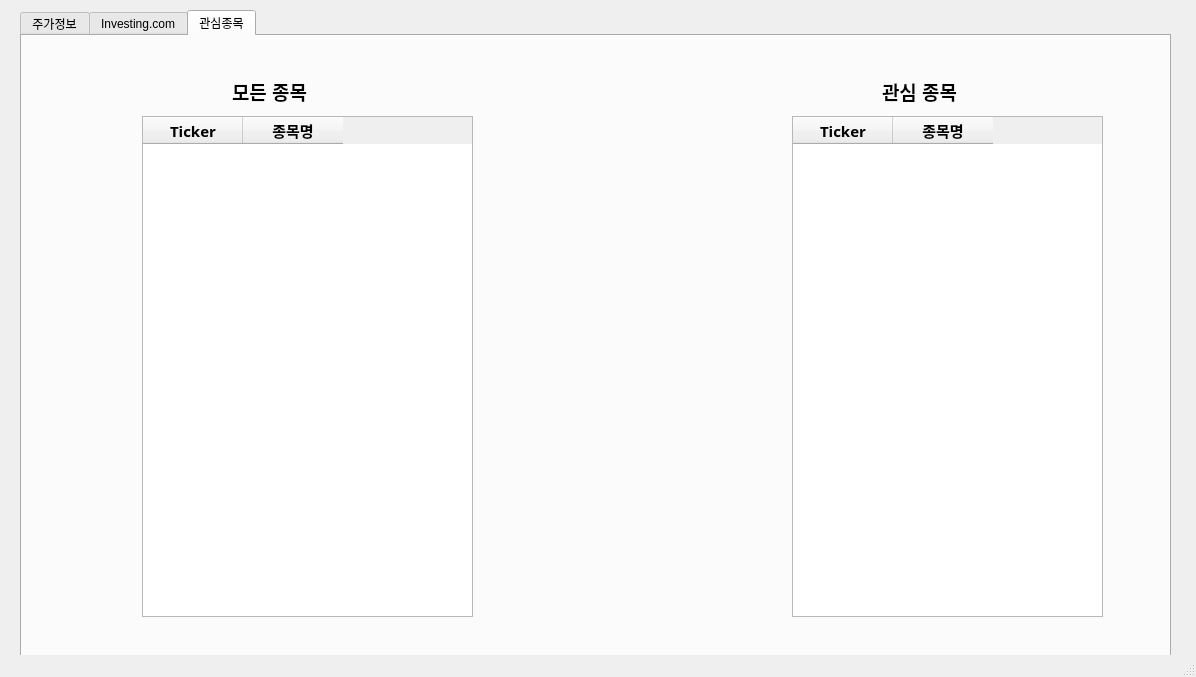
First picture: the form in codes/Hyunbo_UI.ui, repository enriver/Hyunbo_want, before the edit.
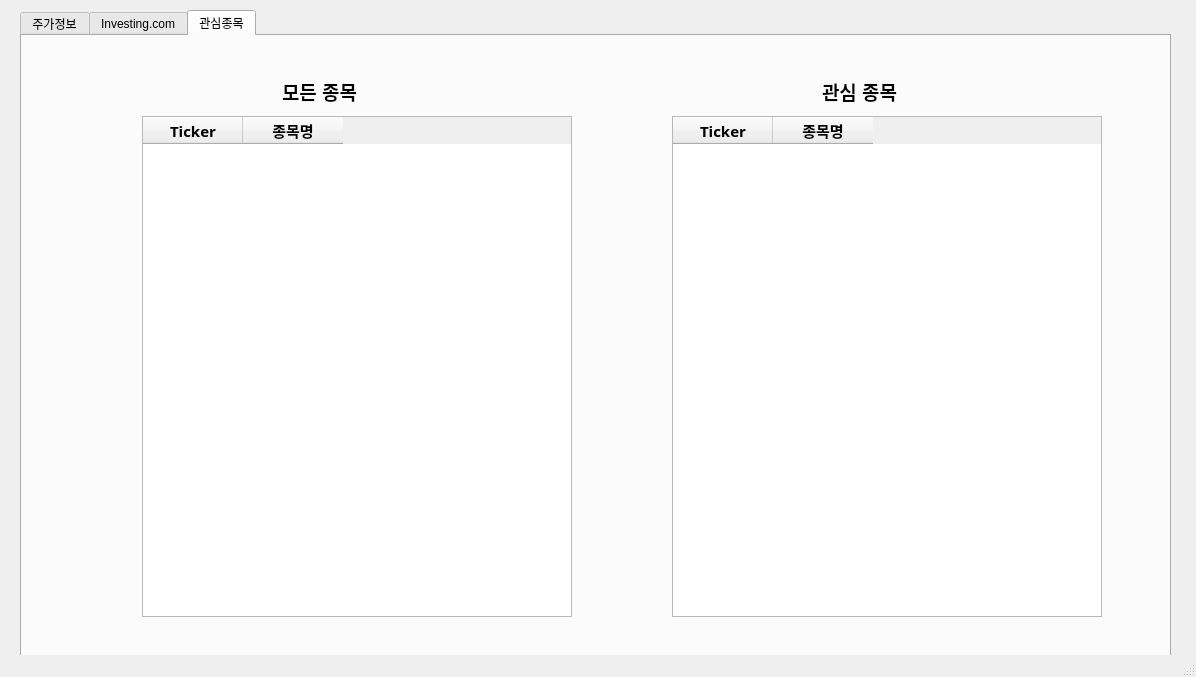
Second picture: the form after the edit. The open tabs and pages were chosen to show the change.

Commit message: MODIFY 'tbl_intrst_intrst' entity properties

The edit to the form file:
```diff
--- a/codes/Hyunbo_UI.ui
+++ b/codes/Hyunbo_UI.ui
@@ -307,11 +307,14 @@
       <string>관심종목</string>
      </attribute>
      <widget class="QTableWidget" name="tbl_intrst_all">
+      <property name="enabled">
+       <bool>true</bool>
+      </property>
       <property name="geometry">
        <rect>
         <x>120</x>
         <y>80</y>
-        <width>331</width>
+        <width>430</width>
         <height>501</height>
        </rect>
       </property>
@@ -325,6 +328,18 @@
       <property name="layoutDirection">
        <enum>Qt::LeftToRight</enum>
       </property>
+      <property name="sizeAdjustPolicy">
+       <enum>QAbstractScrollArea::AdjustToContents</enum>
+      </property>
+      <property name="editTriggers">
+       <set>QAbstractItemView::NoEditTriggers</set>
+      </property>
+      <property name="textElideMode">
+       <enum>Qt::ElideMiddle</enum>
+      </property>
+      <property name="sortingEnabled">
+       <bool>false</bool>
+      </property>
       <column>
        <property name="text">
         <string>Ticker</string>
@@ -361,12 +376,25 @@
      <widget class="QTableWidget" name="tbl_intrst_intrst">
       <property name="geometry">
        <rect>
-        <x>770</x>
+        <x>650</x>
         <y>80</y>
-        <width>311</width>
+        <width>430</width>
         <height>501</height>
        </rect>
       </property>
+      <property name="font">
+       <font>
+        <pointsize>11</pointsize>
+        <weight>50</weight>
+        <bold>false</bold>
+       </font>
+      </property>
+      <property name="editTriggers">
+       <set>QAbstractItemView::NoEditTriggers</set>
+      </property>
+      <property name="sortingEnabled">
+       <bool>true</bool>
+      </property>
       <column>
        <property name="text">
         <string>Ticker</string>
@@ -403,7 +431,7 @@
      <widget class="QLabel" name="label">
       <property name="geometry">
        <rect>
-        <x>210</x>
+        <x>260</x>
         <y>40</y>
         <width>141</width>
         <height>31</height>
@@ -417,6 +445,9 @@
         <bold>true</bold>
        </font>
       </property>
+      <property name="layoutDirection">
+       <enum>Qt::LeftToRight</enum>
+      </property>
       <property name="text">
        <string>모든 종목</string>
       </property>
@@ -424,7 +455,7 @@
      <widget class="QLabel" name="label_2">
       <property name="geometry">
        <rect>
-        <x>860</x>
+        <x>800</x>
         <y>40</y>
         <width>141</width>
         <height>31</height>
```
Left out of the diff: 5 changed lines with no effect on the pictures.
